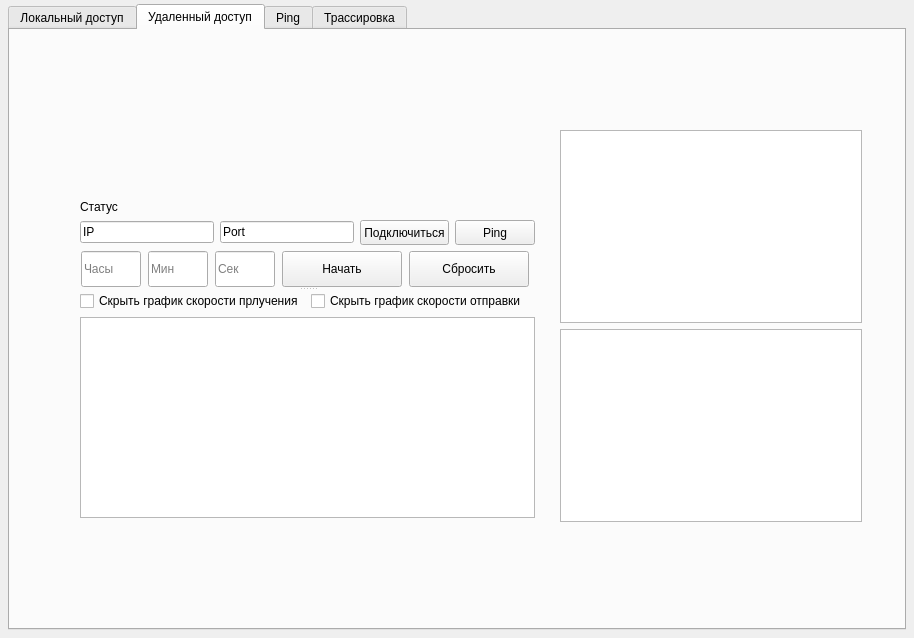
darararrik/network-monitor, file src/ui/network_monitor.ui: the form before one commit.
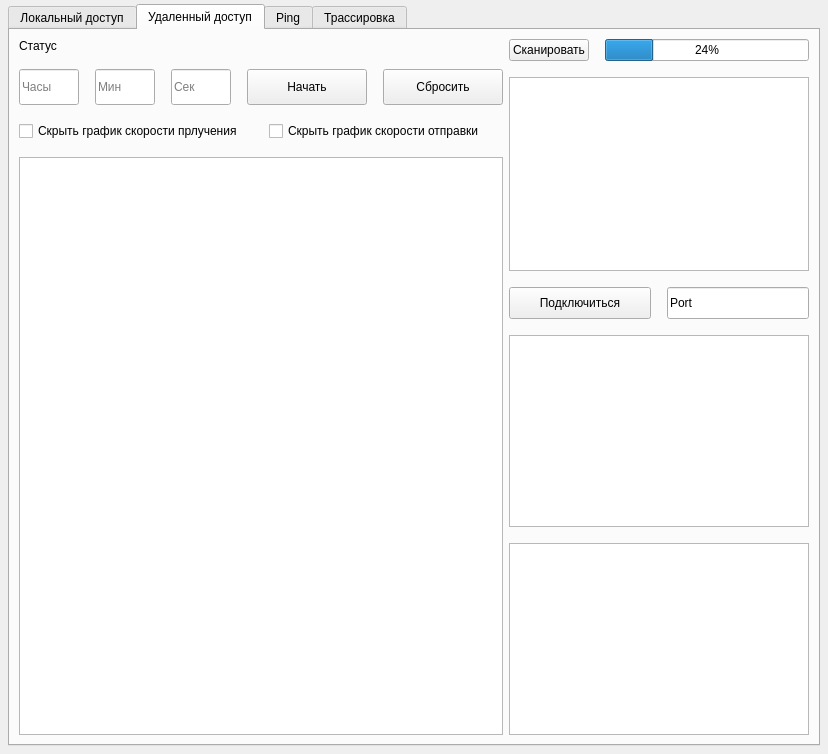
The form after the commit. The open tabs and pages were chosen to show the change. Custom widgets are drawn as their Qt base class.

What changed in the file:
```diff
--- a/src/ui/network_monitor.ui
+++ b/src/ui/network_monitor.ui
@@ -9,8 +9,8 @@
    <rect>
     <x>0</x>
     <y>0</y>
-    <width>914</width>
-    <height>638</height>
+    <width>807</width>
+    <height>738</height>
    </rect>
   </property>
   <property name="sizePolicy">
@@ -32,7 +32,7 @@
      <verstretch>0</verstretch>
     </sizepolicy>
    </property>
-   <layout class="QVBoxLayout" name="verticalLayout_18">
+   <layout class="QHBoxLayout" name="horizontalLayout_4">
     <property name="spacing">
      <number>0</number>
     </property>
@@ -363,84 +363,31 @@
        </layout>
       </widget>
       <widget class="QWidget" name="remote_monitoring">
+       <property name="enabled">
+        <bool>true</bool>
+       </property>
+       <property name="sizePolicy">
+        <sizepolicy hsizetype="Minimum" vsizetype="Minimum">
+         <horstretch>0</horstretch>
+         <verstretch>0</verstretch>
+        </sizepolicy>
+       </property>
        <attribute name="title">
         <string>Удаленный доступ</string>
        </attribute>
-       <widget class="QWidget" name="layoutWidget_3">
-        <property name="geometry">
-         <rect>
-          <x>550</x>
-          <y>100</y>
-          <width>302</width>
-          <height>392</height>
-         </rect>
-        </property>
-        <layout class="QVBoxLayout" name="verticalLayout_5">
+       <layout class="QHBoxLayout" name="horizontalLayout_5">
          <item>
-          <widget class="QListWidget" name="remoteAdapterList">
-           <property name="enabled">
-            <bool>true</bool>
-           </property>
-           <property name="sizePolicy">
-            <sizepolicy hsizetype="Expanding" vsizetype="Expanding">
-             <horstretch>0</horstretch>
-             <verstretch>0</verstretch>
-            </sizepolicy>
-           </property>
-           <property name="minimumSize">
-            <size>
-             <width>300</width>
-             <height>0</height>
-            </size>
-           </property>
-           <property name="maximumSize">
-            <size>
-             <width>16777215</width>
-             <height>16777215</height>
-            </size>
-           </property>
-          </widget>
-         </item>
+         <layout class="QVBoxLayout" name="verticalLayout_6">
+          <property name="spacing">
+           <number>16</number>
+          </property>
          <item>
-          <widget class="QTableWidget" name="remoteInfoTable">
-           <property name="sizePolicy">
-            <sizepolicy hsizetype="Expanding" vsizetype="Expanding">
-             <horstretch>0</horstretch>
-             <verstretch>0</verstretch>
-            </sizepolicy>
-           </property>
-           <property name="minimumSize">
-            <size>
-             <width>300</width>
-             <height>0</height>
-            </size>
-           </property>
-           <property name="maximumSize">
-            <size>
-             <width>16777215</width>
-             <height>16777215</height>
-            </size>
-           </property>
-          </widget>
-         </item>
-        </layout>
-       </widget>
-       <widget class="QSplitter" name="splitter">
-        <property name="geometry">
-         <rect>
-          <x>70</x>
-          <y>170</y>
-          <width>455</width>
-          <height>318</height>
-         </rect>
-        </property>
-        <property name="orientation">
-         <enum>Qt::Orientation::Vertical</enum>
-        </property>
-        <widget class="QWidget" name="layoutWidget">
-         <layout class="QVBoxLayout" name="verticalLayout_8">
+           <layout class="QVBoxLayout" name="status_timer">
           <item>
-           <layout class="QVBoxLayout" name="verticalLayout_7">
+             <layout class="QVBoxLayout" name="status">
+              <property name="spacing">
+               <number>0</number>
+              </property>
             <item>
              <widget class="QLabel" name="remoteComputerLabel">
               <property name="sizePolicy">
@@ -454,54 +401,10 @@
               </property>
              </widget>
             </item>
-            <item>
-             <layout class="QHBoxLayout" name="horizontalLayout_5">
-              <item>
-               <widget class="QLineEdit" name="remoteIPInput">
-                <property name="text">
-                 <string>IP</string>
-                </property>
-               </widget>
-              </item>
-              <item>
-               <widget class="QLineEdit" name="remotePortInput">
-                <property name="text">
-                 <string>Port</string>
-                </property>
-               </widget>
-              </item>
-              <item>
-               <widget class="QPushButton" name="connectRemoteButton">
-                <property name="sizePolicy">
-                 <sizepolicy hsizetype="Minimum" vsizetype="Expanding">
-                  <horstretch>0</horstretch>
-                  <verstretch>0</verstretch>
-                 </sizepolicy>
-                </property>
-                <property name="text">
-                 <string>Подключиться</string>
-                </property>
-               </widget>
-              </item>
-              <item>
-               <widget class="QPushButton" name="pingRemoteButton">
-                <property name="sizePolicy">
-                 <sizepolicy hsizetype="Minimum" vsizetype="Expanding">
-                  <horstretch>0</horstretch>
-                  <verstretch>0</verstretch>
-                 </sizepolicy>
-                </property>
-                <property name="text">
-                 <string>Ping</string>
-                </property>
-               </widget>
-              </item>
              </layout>
             </item>
-           </layout>
-          </item>
           <item>
-           <layout class="QHBoxLayout" name="horizontalLayout_6">
+             <layout class="QHBoxLayout" name="timer">
             <item>
              <widget class="QLineEdit" name="remoteHoursInput">
               <property name="sizePolicy">
@@ -618,11 +521,14 @@
            </layout>
           </item>
          </layout>
-        </widget>
-        <widget class="QWidget" name="layoutWidget_2">
-         <layout class="QVBoxLayout" name="verticalLayout_6">
+          </item>
           <item>
-           <layout class="QHBoxLayout" name="horizontalLayout_4">
+           <layout class="QVBoxLayout" name="boxes_graphs">
+            <property name="sizeConstraint">
+             <enum>QLayout::SizeConstraint::SetMinimumSize</enum>
+            </property>
+            <item>
+             <layout class="QHBoxLayout" name="checkboxes">
             <property name="leftMargin">
              <number>0</number>
             </property>
@@ -665,8 +571,152 @@
            </widget>
           </item>
          </layout>
-        </widget>
-       </widget>
+          </item>
+         </layout>
+        </item>
+        <item>
+         <layout class="QVBoxLayout" name="verticalLayout_5">
+          <property name="spacing">
+           <number>16</number>
+          </property>
+          <item>
+           <layout class="QVBoxLayout" name="networkScanner">
+            <item>
+             <layout class="QVBoxLayout" name="btn_List">
+              <item>
+               <layout class="QHBoxLayout" name="horizontalLayout_2">
+                <item>
+                 <widget class="QPushButton" name="scanNetworkButton">
+                  <property name="text">
+                   <string>Сканировать</string>
+                  </property>
+                 </widget>
+                </item>
+                <item>
+                 <widget class="QProgressBar" name="scanProgressBar">
+                  <property name="sizePolicy">
+                   <sizepolicy hsizetype="Expanding" vsizetype="Fixed">
+                    <horstretch>0</horstretch>
+                    <verstretch>0</verstretch>
+                   </sizepolicy>
+                  </property>
+                  <property name="value">
+                   <number>24</number>
+                  </property>
+                 </widget>
+                </item>
+               </layout>
+              </item>
+              <item>
+               <widget class="QListWidget" name="availableHostsList">
+                <property name="minimumSize">
+                 <size>
+                  <width>240</width>
+                  <height>0</height>
+                 </size>
+                </property>
+               </widget>
+              </item>
+             </layout>
+            </item>
+            <item>
+             <layout class="QHBoxLayout" name="connectBtn_Port">
+              <item>
+               <widget class="QPushButton" name="connectRemoteButton">
+                <property name="sizePolicy">
+                 <sizepolicy hsizetype="Minimum" vsizetype="Fixed">
+                  <horstretch>0</horstretch>
+                  <verstretch>0</verstretch>
+                 </sizepolicy>
+                </property>
+                <property name="minimumSize">
+                 <size>
+                  <width>0</width>
+                  <height>32</height>
+                 </size>
+                </property>
+                <property name="text">
+                 <string>Подключиться</string>
+                </property>
+               </widget>
+              </item>
+              <item>
+               <widget class="QLineEdit" name="remotePortInput">
+                <property name="sizePolicy">
+                 <sizepolicy hsizetype="Minimum" vsizetype="Fixed">
+                  <horstretch>0</horstretch>
+                  <verstretch>0</verstretch>
+                 </sizepolicy>
+                </property>
+                <property name="minimumSize">
+                 <size>
+                  <width>0</width>
+                  <height>32</height>
+                 </size>
+                </property>
+                <property name="text">
+                 <string>Port</string>
+                </property>
+               </widget>
+              </item>
+             </layout>
+            </item>
+           </layout>
+          </item>
+          <item>
+           <layout class="QVBoxLayout" name="adps_info">
+            <item>
+             <widget class="QListWidget" name="remoteAdapterList">
+              <property name="enabled">
+               <bool>true</bool>
+              </property>
+              <property name="sizePolicy">
+               <sizepolicy hsizetype="Expanding" vsizetype="Expanding">
+                <horstretch>0</horstretch>
+                <verstretch>0</verstretch>
+               </sizepolicy>
+              </property>
+              <property name="minimumSize">
+               <size>
+                <width>300</width>
+                <height>0</height>
+               </size>
+              </property>
+              <property name="maximumSize">
+               <size>
+                <width>16777215</width>
+                <height>16777215</height>
+               </size>
+              </property>
+             </widget>
+            </item>
+            <item>
+             <widget class="QTableWidget" name="remoteInfoTable">
+              <property name="sizePolicy">
+               <sizepolicy hsizetype="Expanding" vsizetype="Expanding">
+                <horstretch>0</horstretch>
+                <verstretch>0</verstretch>
+               </sizepolicy>
+              </property>
+              <property name="minimumSize">
+               <size>
+                <width>300</width>
+                <height>0</height>
+               </size>
+              </property>
+              <property name="maximumSize">
+               <size>
+                <width>16777215</width>
+                <height>16777215</height>
+               </size>
+              </property>
+             </widget>
+            </item>
+           </layout>
+          </item>
+         </layout>
+        </item>
+       </layout>
       </widget>
       <widget class="QWidget" name="pingTab">
        <attribute name="title">
```
Left out of the diff: 8 changed lines with no effect on the pictures. Lines whose indentation alone changed are shown as unchanged.
